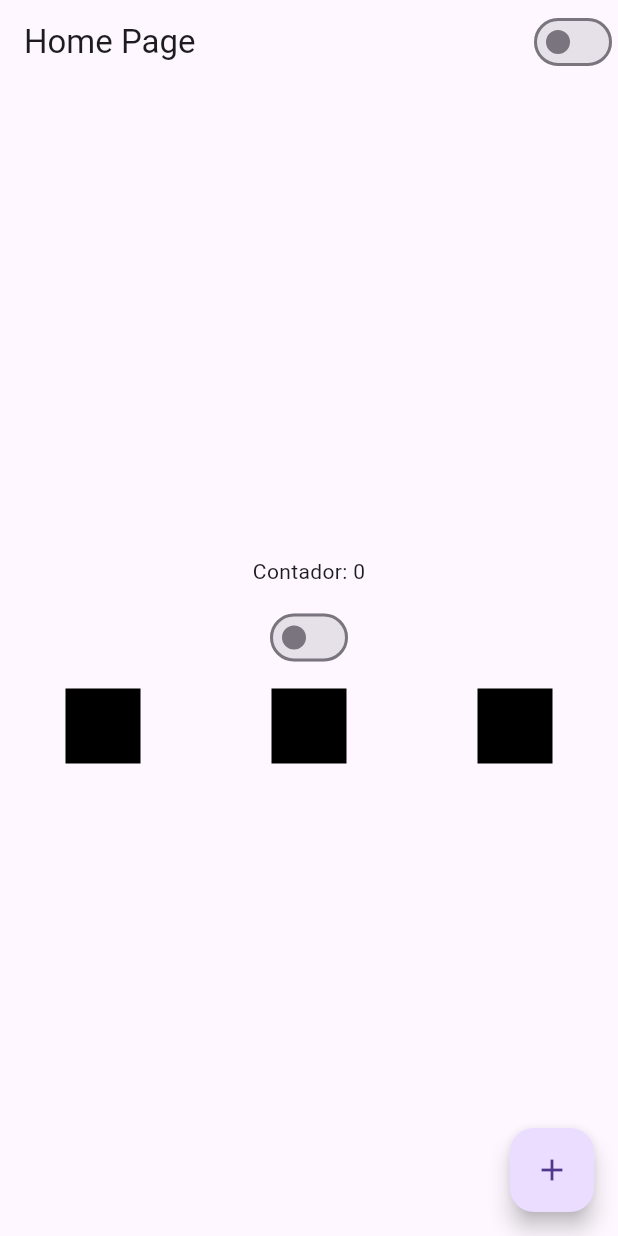
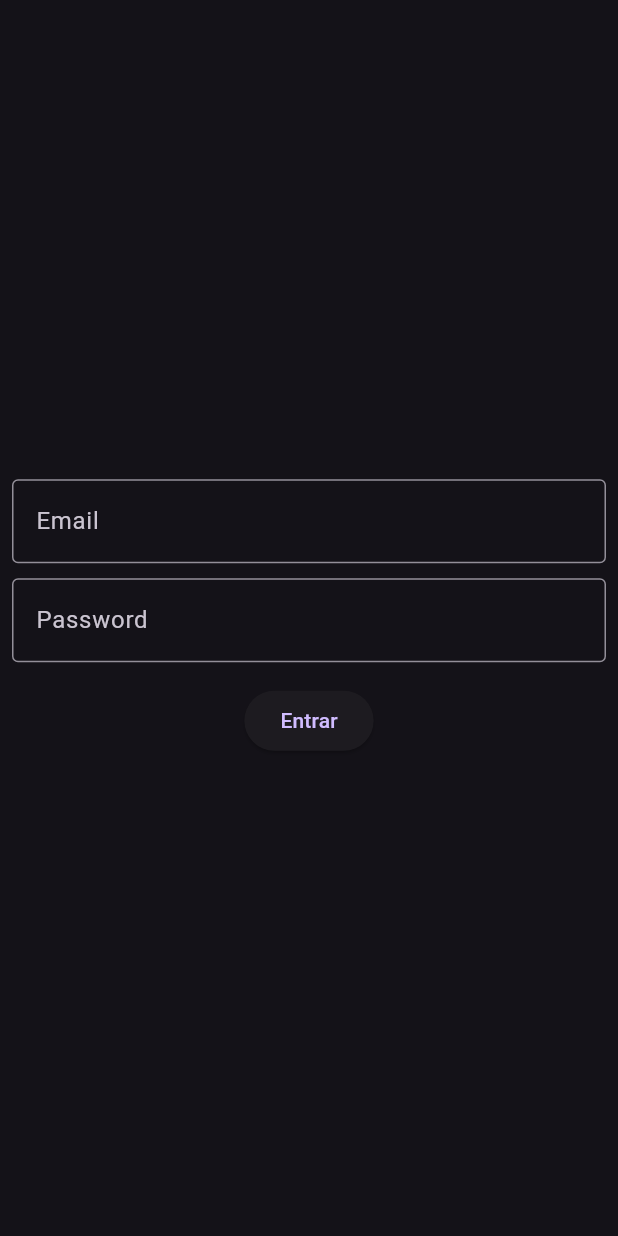
Before and after one commit to Gustavocorrea0/flutter-fundamentals-course, a Flutter app: the screen it shows after launch, on a phone screen of 412 x 824 dp. Run offline on Flutter 3.47's test engine with Material 3 defaults, Android fonts, the phone set to English and light mode, and no system bars.

Commit message:
textField and create Login Page

```diff
--- a/lib/app_widget.dart
+++ b/lib/app_widget.dart
@@ -1,7 +1,8 @@
 // StatelessWidget
 import 'package:flutter/material.dart';
 import 'package:hello_world/app_controller.dart';
-import 'package:hello_world/home_page.dart';
+//import 'package:hello_world/home_page.dart';
+import 'package:hello_world/login_page.dart';
 
 class AppWidget extends StatelessWidget {
 
@@ -17,9 +18,11 @@ class AppWidget extends StatelessWidget {
         return MaterialApp(
           theme: ThemeData(
             primarySwatch: Colors.blue,
-            brightness: AppController.instance.isDarkTheme ? Brightness.dark: Brightness.light,
+            //brightness: AppController.instance.isDarkTheme ? Brightness.dark: Brightness.light,
+            brightness:  Brightness.dark
           ),
-          home: HomePage(),
+          //home: HomePage(),
+          home: LoginPage(),
         );
       },
     );
--- a/lib/home_page.dart
+++ b/lib/home_page.dart
@@ -25,6 +25,8 @@ class HomePageState extends State<HomePage>{
         width: double.infinity,
         height: double.infinity,
         child: Column(
+        //child: ListView(
+          //scrollDirection: Axis.horizontal, // DIRECAO DO SCROLL
           mainAxisAlignment: MainAxisAlignment.center,
           //crossAxisAlignment: CrossAxisAlignment.center,
           children: [
--- /dev/null
+++ b/lib/login_page.dart
@@ -0,0 +1,65 @@
+import 'package:flutter/material.dart';
+
+class LoginPage extends StatefulWidget {
+  const LoginPage({super.key});
+
+  @override
+  State<LoginPage> createState() => _LoginPageState();
+}
+
+class _LoginPageState extends State<LoginPage> {
+  String email = "";
+  String password = "";
+
+  @override
+  Widget build(BuildContext context) {
+    return Scaffold(
+      body: SingleChildScrollView(
+        child: SizedBox(
+          width: MediaQuery.of(context).size.width,
+          height: MediaQuery.of(context).size.height,
+          child: Padding(
+            padding: const EdgeInsets.all(8.0),
+            child: Column(
+              mainAxisAlignment: MainAxisAlignment.center,
+              children: [
+                TextField(
+                  onChanged: (text) {
+                    email = text;
+                  },
+                  keyboardType: TextInputType.emailAddress,
+                  decoration: InputDecoration(
+                    labelText: "Email",
+                    border: OutlineInputBorder()
+                  ),
+                ),
+                SizedBox(height: 10),
+                TextField(
+                  onChanged: (text) {
+                    password = text;
+                  },
+                  obscureText: true,
+                  decoration: InputDecoration(
+                    labelText: "Password",
+                    border: OutlineInputBorder()
+                  ),
+                ),
+                SizedBox(height: 15),
+                ElevatedButton(
+                  onPressed: () {
+                    if (email == "gustavo@alfredo.com" && password == "admin") {
+                      print("Correto");
+                    } else {
+                      print("Login Invalido");
+                    }
+                  },
+                  child: Text("Entrar")
+                )
+              ],
+            ),
+          ),
+        ),
+      ),
+    );
+  }
+}
```
